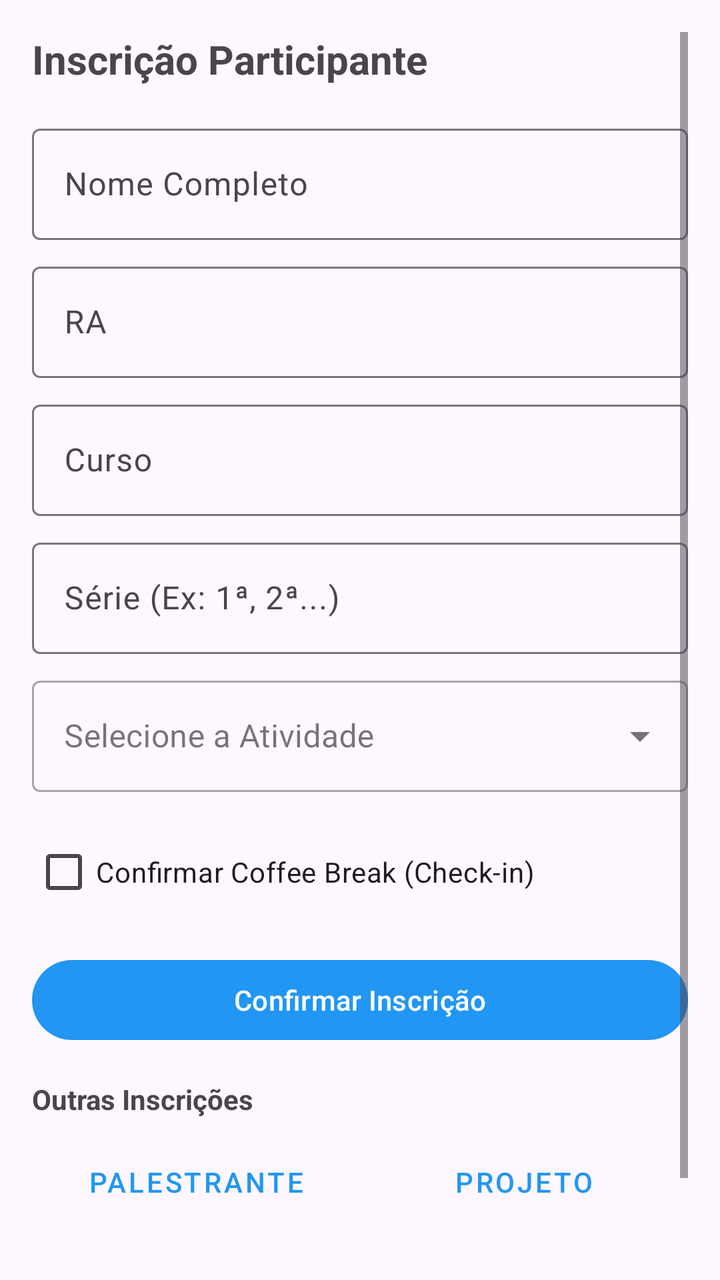
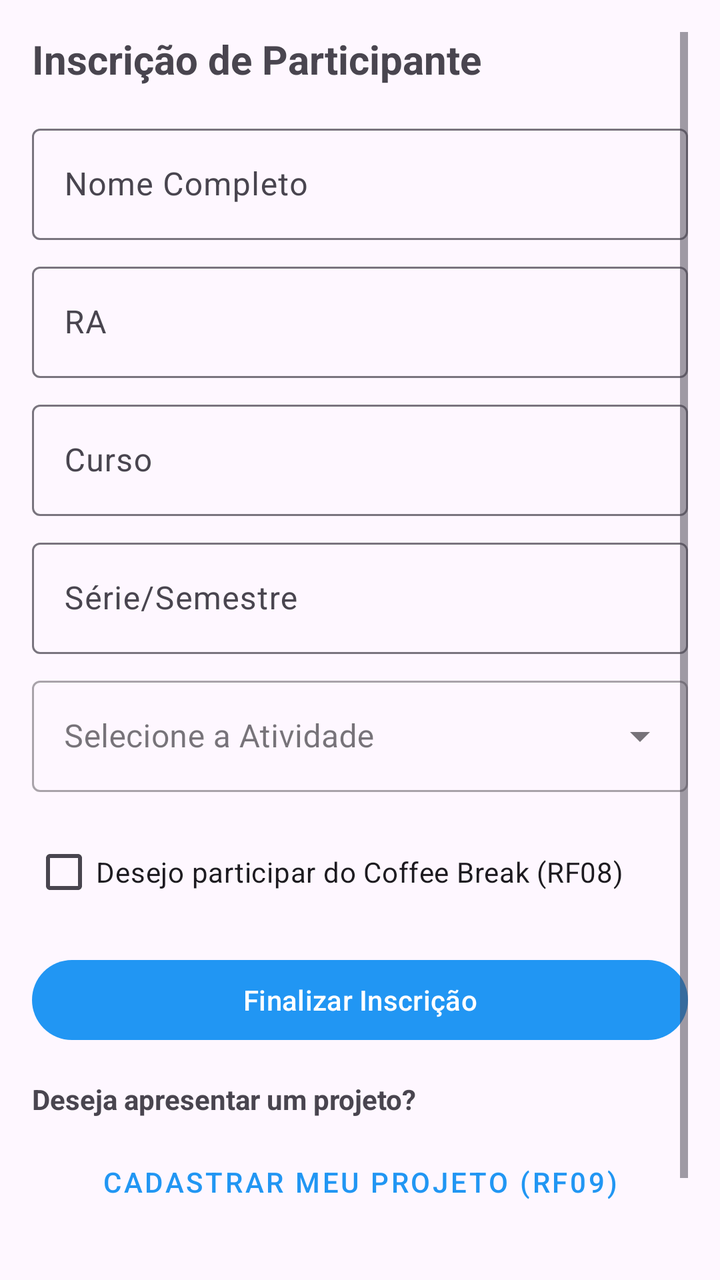

The first picture is an Android layout as it rendered before a commit; the second is the same layout after the commit. The layout source and the unified diff follow.
<!-- AndroidManifest.xml: application theme Theme.EcossistemaMobileWeekTech -->
<!-- res/layout/fragment_registration.xml -->
<?xml version="1.0" encoding="utf-8"?>
<ScrollView xmlns:android="http://schemas.android.com/apk/res/android"
    android:layout_width="match_parent"
    android:layout_height="match_parent"
    android:padding="16dp">

    <LinearLayout
        android:layout_width="match_parent"
        android:layout_height="wrap_content"
        android:orientation="vertical">

        <TextView
            android:layout_width="wrap_content"
            android:layout_height="wrap_content"
            android:text="@string/title_registration"
            android:textSize="20sp"
            android:textStyle="bold"
            android:layout_marginBottom="16dp" />

        <com.google.android.material.textfield.TextInputLayout
            android:layout_width="match_parent"
            android:layout_height="wrap_content"
            android:layout_marginBottom="8dp"
            android:hint="@string/hint_name">
            <com.google.android.material.textfield.TextInputEditText
                android:id="@+id/editTextName"
                android:layout_width="match_parent"
                android:layout_height="wrap_content" />
        </com.google.android.material.textfield.TextInputLayout>

        <com.google.android.material.textfield.TextInputLayout
            android:layout_width="match_parent"
            android:layout_height="wrap_content"
            android:layout_marginBottom="8dp"
            android:hint="@string/hint_ra">
            <com.google.android.material.textfield.TextInputEditText
                android:id="@+id/editTextRA"
                android:layout_width="match_parent"
                android:layout_height="wrap_content"
                android:inputType="number" />
        </com.google.android.material.textfield.TextInputLayout>

        <com.google.android.material.textfield.TextInputLayout
            android:layout_width="match_parent"
            android:layout_height="wrap_content"
            android:layout_marginBottom="8dp"
            android:hint="@string/hint_course">
            <com.google.android.material.textfield.TextInputEditText
                android:id="@+id/editTextCourse"
                android:layout_width="match_parent"
                android:layout_height="wrap_content" />
        </com.google.android.material.textfield.TextInputLayout>

        <com.google.android.material.textfield.TextInputLayout
            android:layout_width="match_parent"
            android:layout_height="wrap_content"
            android:layout_marginBottom="8dp"
            android:hint="@string/hint_series">
            <com.google.android.material.textfield.TextInputEditText
                android:id="@+id/editTextSeries"
                android:layout_width="match_parent"
                android:layout_height="wrap_content" />
        </com.google.android.material.textfield.TextInputLayout>

        <com.google.android.material.textfield.TextInputLayout
            style="@style/Widget.MaterialComponents.TextInputLayout.OutlinedBox.ExposedDropdownMenu"
            android:layout_width="match_parent"
            android:layout_height="wrap_content"
            android:layout_marginBottom="16dp"
            android:hint="@string/hint_select_event">

            <AutoCompleteTextView
                android:id="@+id/autoCompleteEvent"
                android:layout_width="match_parent"
                android:layout_height="wrap_content"
                android:inputType="none" />
        </com.google.android.material.textfield.TextInputLayout>

        <CheckBox
            android:id="@+id/checkBoxCoffee"
            android:layout_width="wrap_content"
            android:layout_height="wrap_content"
            android:text="@string/confirm_coffee"
            android:layout_marginBottom="16dp" />

        <Button
            android:id="@+id/buttonRegister"
            android:layout_width="match_parent"
            android:layout_height="wrap_content"
            android:layout_marginBottom="16dp"
            android:text="@string/btn_register" />

        <TextView
            android:layout_width="wrap_content"
            android:layout_height="wrap_content"
            android:text="Outras Inscrições"
            android:textStyle="bold"
            android:layout_marginBottom="8dp"/>

        <LinearLayout
            android:layout_width="match_parent"
            android:layout_height="wrap_content"
            android:orientation="horizontal">

            <Button
                android:id="@+id/btnGoToSpeaker"
                style="@style/Widget.MaterialComponents.Button.TextButton"
                android:layout_width="0dp"
                android:layout_height="wrap_content"
                android:layout_weight="1"
                android:text="Palestrante" />

            <Button
                android:id="@+id/btnGoToProject"
                style="@style/Widget.MaterialComponents.Button.TextButton"
                android:layout_width="0dp"
                android:layout_height="wrap_content"
                android:layout_weight="1"
                android:text="Projeto" />
        </LinearLayout>

        <Button
            android:id="@+id/btnBackToHome"
            style="@style/Widget.MaterialComponents.Button.OutlinedButton"
            android:layout_width="match_parent"
            android:layout_height="wrap_content"
            android:layout_marginTop="16dp"
            android:text="Voltar para o Início"
            android:textColor="@color/primary" />

    </LinearLayout>
</ScrollView>
<!-- resources referenced by this layout -->
<resources>
  <color name="primary">#2196F3</color>
  <string name="btn_register">Confirmar Inscrição</string>
  <string name="confirm_coffee">Confirmar Coffee Break (Check-in)</string>
  <string name="hint_course">Curso</string>
  <string name="hint_name">Nome Completo</string>
  <string name="hint_ra">RA</string>
  <string name="hint_select_event">Selecione a Atividade</string>
  <string name="hint_series">Série (Ex: 1ª, 2ª...)</string>
  <string name="title_registration">Inscrição Participante</string>
  <style name="Theme.EcossistemaMobileWeekTech" parent="Base.Theme.EcossistemaMobileWeekTech" />
  <style name="Base.Theme.EcossistemaMobileWeekTech" parent="Theme.Material3.DayNight.NoActionBar">
          
          <item name="colorPrimary">@color/primary</item>
          <item name="colorPrimaryVariant">@color/primary_dark</item>
          <item name="colorOnPrimary">@color/white</item>
          
          <item name="colorSecondary">@color/primary</item>
          <item name="colorSecondaryVariant">@color/primary_dark</item>
          <item name="colorOnSecondary">@color/white</item>
          
          <item name="android:statusBarColor">@color/primary_dark</item>
      </style>
  <color name="primary_dark">#1976D2</color>
  <color name="white">#FFFFFFFF</color>
</resources>

<!-- the commit's change to res/layout/fragment_registration.xml (unified diff, before → after) -->
@@ -12,7 +12,7 @@
         <TextView
             android:layout_width="wrap_content"
             android:layout_height="wrap_content"
-            android:text="@string/title_registration"
+            android:text="Inscrição de Participante"
             android:textSize="20sp"
             android:textStyle="bold"
             android:layout_marginBottom="16dp" />
@@ -21,7 +21,7 @@
             android:layout_width="match_parent"
             android:layout_height="wrap_content"
             android:layout_marginBottom="8dp"
-            android:hint="@string/hint_name">
+            android:hint="Nome Completo">
             <com.google.android.material.textfield.TextInputEditText
                 android:id="@+id/editTextName"
                 android:layout_width="match_parent"
@@ -32,7 +32,7 @@
             android:layout_width="match_parent"
             android:layout_height="wrap_content"
             android:layout_marginBottom="8dp"
-            android:hint="@string/hint_ra">
+            android:hint="RA">
             <com.google.android.material.textfield.TextInputEditText
                 android:id="@+id/editTextRA"
                 android:layout_width="match_parent"
@@ -44,7 +44,7 @@
             android:layout_width="match_parent"
             android:layout_height="wrap_content"
             android:layout_marginBottom="8dp"
-            android:hint="@string/hint_course">
+            android:hint="Curso">
             <com.google.android.material.textfield.TextInputEditText
                 android:id="@+id/editTextCourse"
                 android:layout_width="match_parent"
@@ -55,7 +55,7 @@
             android:layout_width="match_parent"
             android:layout_height="wrap_content"
             android:layout_marginBottom="8dp"
-            android:hint="@string/hint_series">
+            android:hint="Série/Semestre">
             <com.google.android.material.textfield.TextInputEditText
                 android:id="@+id/editTextSeries"
                 android:layout_width="match_parent"
@@ -67,7 +67,7 @@
             android:layout_width="match_parent"
             android:layout_height="wrap_content"
             android:layout_marginBottom="16dp"
-            android:hint="@string/hint_select_event">
+            android:hint="Selecione a Atividade">
 
             <AutoCompleteTextView
                 android:id="@+id/autoCompleteEvent"
@@ -80,7 +80,7 @@
             android:id="@+id/checkBoxCoffee"
             android:layout_width="wrap_content"
             android:layout_height="wrap_content"
-            android:text="@string/confirm_coffee"
+            android:text="Desejo participar do Coffee Break (RF08)"
             android:layout_marginBottom="16dp" />
 
         <Button
@@ -88,36 +88,21 @@
             android:layout_width="match_parent"
             android:layout_height="wrap_content"
             android:layout_marginBottom="16dp"
-            android:text="@string/btn_register" />
+            android:text="Finalizar Inscrição" />
 
         <TextView
             android:layout_width="wrap_content"
             android:layout_height="wrap_content"
-            android:text="Outras Inscrições"
+            android:text="Deseja apresentar um projeto?"
             android:textStyle="bold"
             android:layout_marginBottom="8dp"/>
 
-        <LinearLayout
+        <Button
+            android:id="@+id/btnGoToProject"
+            style="@style/Widget.MaterialComponents.Button.TextButton"
             android:layout_width="match_parent"
             android:layout_height="wrap_content"
-            android:orientation="horizontal">
-
-            <Button
-                android:id="@+id/btnGoToSpeaker"
-                style="@style/Widget.MaterialComponents.Button.TextButton"
-                android:layout_width="0dp"
-                android:layout_height="wrap_content"
-                android:layout_weight="1"
-                android:text="Palestrante" />
-
-            <Button
-                android:id="@+id/btnGoToProject"
-                style="@style/Widget.MaterialComponents.Button.TextButton"
-                android:layout_width="0dp"
-                android:layout_height="wrap_content"
-                android:layout_weight="1"
-                android:text="Projeto" />
-        </LinearLayout>
+            android:text="Cadastrar meu Projeto (RF09)" />
 
         <Button
             android:id="@+id/btnBackToHome"
@@ -125,8 +110,7 @@
             android:layout_width="match_parent"
             android:layout_height="wrap_content"
             android:layout_marginTop="16dp"
-            android:text="Voltar para o Início"
-            android:textColor="@color/primary" />
+            android:text="Voltar para o Início" />
 
     </LinearLayout>
 </ScrollView>
<!-- resource entries referenced after the edit -->
@@ -1,14 +1,6 @@
 <!-- resources referenced by this layout -->
 <resources>
   <color name="primary">#2196F3</color>
-  <string name="btn_register">Confirmar Inscrição</string>
-  <string name="confirm_coffee">Confirmar Coffee Break (Check-in)</string>
-  <string name="hint_course">Curso</string>
-  <string name="hint_name">Nome Completo</string>
-  <string name="hint_ra">RA</string>
-  <string name="hint_select_event">Selecione a Atividade</string>
-  <string name="hint_series">Série (Ex: 1ª, 2ª...)</string>
-  <string name="title_registration">Inscrição Participante</string>
   <style name="Theme.EcossistemaMobileWeekTech" parent="Base.Theme.EcossistemaMobileWeekTech" />
   <style name="Base.Theme.EcossistemaMobileWeekTech" parent="Theme.Material3.DayNight.NoActionBar">
           
